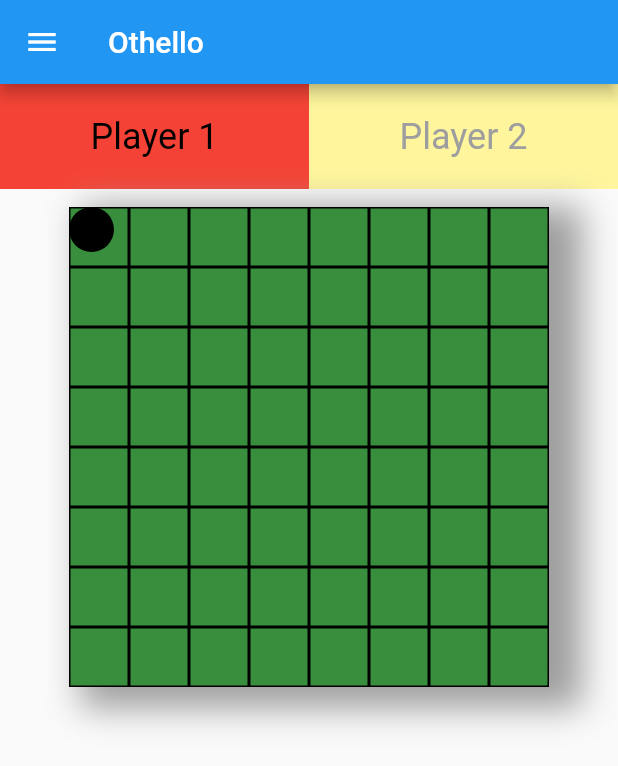
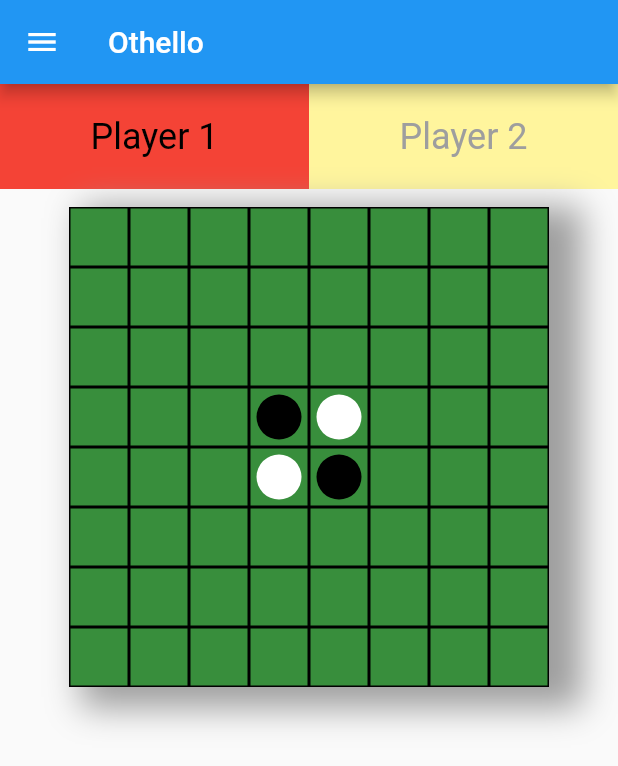
Before and after one commit to BMarx981/connectThem, a Flutter app: the Othello screen opened by its route, on a phone screen of 412 x 824 dp. Shown: the top 766 px of the screen. Run offline on Flutter 3.47's test engine with Material 2 defaults, Android fonts, the phone set to English and light mode, and no system bars.

Commit message:
"Create model and fix initial game start"

```diff
--- /dev/null
+++ b/lib/model/othello_model.dart
@@ -0,0 +1,12 @@
+class OthelloModel {
+  List<List<int>> grid = [
+    [0, 0, 0, 0, 0, 0, 0, 0],
+    [0, 0, 0, 0, 0, 0, 0, 0],
+    [0, 0, 0, 0, 0, 0, 0, 0],
+    [0, 0, 0, 1, 2, 0, 0, 0],
+    [0, 0, 0, 2, 1, 0, 0, 0],
+    [0, 0, 0, 0, 0, 0, 0, 0],
+    [0, 0, 0, 0, 0, 0, 0, 0],
+    [0, 0, 0, 0, 0, 0, 0, 0],
+  ];
+}
--- a/lib/ui/othello.dart
+++ b/lib/ui/othello.dart
@@ -1,3 +1,4 @@
+import 'package:connect_four/model/othello_model.dart';
 import 'package:connect_four/ui/drawer_widget.dart';
 import 'package:flutter/material.dart';
 
@@ -8,6 +9,7 @@ class Othello extends StatefulWidget {
 
 class _OthelloState extends State<Othello> {
   int _player = 1;
+  OthelloModel _model = OthelloModel();
 
   @override
   Widget build(BuildContext context) {
@@ -81,33 +83,28 @@ class _OthelloState extends State<Othello> {
           spreadRadius: 7.0,
         ),
       ]),
-      child: Stack(
-        children: [
-          getGreenTiles(),
-          getChips(),
-        ],
-      ),
+      child: getGreenTiles(),
     );
   }
 
-  Widget getChips() {
+  Widget getChips(int i, int j) {
     return Container(
       child: Stack(
+        alignment: Alignment.center,
         children: [
           Container(
             height: 40,
             width: 40,
             color: Colors.transparent,
           ),
-          Align(
-            alignment: Alignment.center,
-            child: Container(
-              height: 30,
-              width: 30,
-              decoration: BoxDecoration(
-                shape: BoxShape.circle,
-                color: _player == 1 ? Colors.black : Colors.white,
-              ),
+          Container(
+            height: 30,
+            width: 30,
+            decoration: BoxDecoration(
+              shape: BoxShape.circle,
+              color: _model.grid[i][j] == 1
+                  ? Colors.black.withOpacity(_model.grid[i][j] == 0 ? 0 : 1)
+                  : Colors.white.withOpacity(_model.grid[i][j] == 0 ? 0 : 1),
             ),
           ),
         ],
@@ -126,6 +123,7 @@ class _OthelloState extends State<Othello> {
               tapped(i, j);
             },
             child: Container(
+              child: getChips(i, j),
               height: 40,
               width: 40,
               decoration: BoxDecoration(
```
